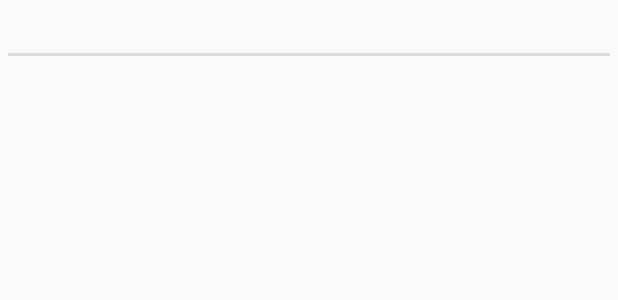
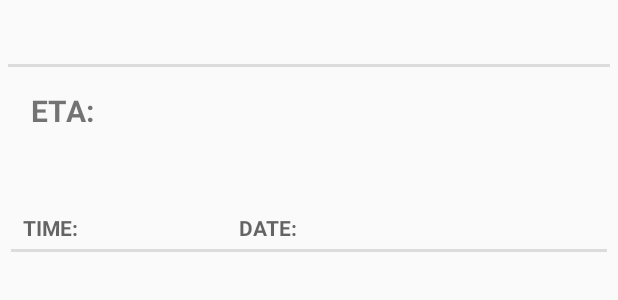
Before and after one commit to andrewmzhang/EuTrip, an Android app: the layout fragment_event.xml on its own in the app's theme, with its tools: preview values and no code run, on a phone screen of 412 x 824 dp. Shown: the top 300 px of the screen. Run offline under Robolectric (Android 15) with nearby library versions, the phone set to English and light mode, and no system bars.

Commit message:
Changes to fragment_event

```diff
--- a/KraftScan/src/main/java/com/msjBand/kraftscangradle/kraftscan/Event.java
+++ b/KraftScan/src/main/java/com/msjBand/kraftscangradle/kraftscan/Event.java
@@ -41,6 +41,12 @@ public class Event {
         return fmt.format(mDate.getTime());
     }
 
+    public String getETA() {
+
+
+
+    }
+
 
     public String getTimeZone() {
         return mTimeZone.toString();
--- a/KraftScan/src/main/java/com/msjBand/kraftscangradle/kraftscan/EventActivity.java
+++ b/KraftScan/src/main/java/com/msjBand/kraftscangradle/kraftscan/EventActivity.java
@@ -18,9 +18,6 @@ public class EventActivity extends SingleFragmentActivity {
     @Override
     protected Fragment createFragment() {
         int id = getIntent().getIntExtra(EventFragment.EVENT_ID,0);
-
-
-
-        return new EventFragment.newInstanse(id);
+        return EventFragment.newInstance(id);
     }
 }
--- a/KraftScan/src/main/java/com/msjBand/kraftscangradle/kraftscan/EventFragment.java
+++ b/KraftScan/src/main/java/com/msjBand/kraftscangradle/kraftscan/EventFragment.java
@@ -18,7 +18,7 @@ public class EventFragment extends Fragment {
             "com.msjBand.kraftscangradle.kraftscan";
 
 
-    public static EventFragment newInstanse(int id) {
+    public static EventFragment newInstance(int id) {
 
         Bundle args = new Bundle();
         args.putInt(EVENT_ID, id);
--- a/KraftScan/src/main/res/layout/fragment_event.xml
+++ b/KraftScan/src/main/res/layout/fragment_event.xml
@@ -12,14 +12,65 @@
             android:layout_height="wrap_content"
             android:id="@+id/event_fragment_title"
             style="?android:listSeparatorTextViewStyle"
-            android:textSize="20dp"
+            android:gravity="center"
+            android:textSize="22dp"
+            android:paddingTop="10dp"
             />
+
     <TextView
+            android:padding="15dp"
             android:layout_width="match_parent"
             android:layout_height="wrap_content"
+            android:text="@string/ETA_label"
+            android:textSize="20dp"
+            android:textStyle="bold"
+            />
+
+    <TextView
+            android:id="@+id/event_fragment_ETA"
+            android:layout_width="match_parent"
+            android:layout_height="wrap_content"
+            android:gravity="center"
+            android:textSize="23dp"
+
 
             />
 
 
+    <LinearLayout
+            android:layout_width="match_parent"
+            android:layout_height="wrap_content"
+            android:orientation="horizontal"
+            android:padding="2dp"
+            android:gravity="right"
+            >
+
+        <TextView
+                android:text="@string/time_label"
+                android:layout_width="wrap_content"
+                android:layout_weight="1"
+                style="?android:listSeparatorTextViewStyle"
+                android:layout_height="wrap_content"/>
+
+        <TextView
+                style="?android:listSeparatorTextViewStyle"
+                android:text="@string/date_label"
+                android:layout_weight="1"
+                android:layout_width="wrap_content"
+                android:layout_height="wrap_content"
+                />
+
+        <TextView
+                android:id="@+id/event_fragment_timezone"
+                android:layout_width="wrap_content"
+                android:layout_height="wrap_content"
+                android:layout_weight="1"
+                style="?android:listSeparatorTextViewStyle"
+
+                />
+
+    </LinearLayout>
+
+
 
 </LinearLayout>
--- a/KraftScan/src/main/res/values/strings.xml
+++ b/KraftScan/src/main/res/values/strings.xml
@@ -8,5 +8,9 @@
     <string name="event_title">Trip Events</string>
     <string name="title_activity_event">EventActivity</string>
     <string name="title_event_fragment">Title</string>
+    <string name="time_label">Time:</string>
+    <string name="ETA_label">ETA:</string>
+    <string name="date_label">Date:</string>
+    <string name="notes_label">Description:</string>
 
 </resources>
```
